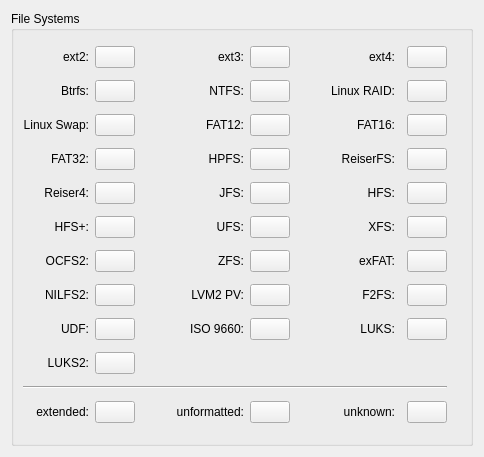
Above: src/config/configurepagefilesystemcolors.ui from KDE/partitionmanager before the change. Below: the same form after it.
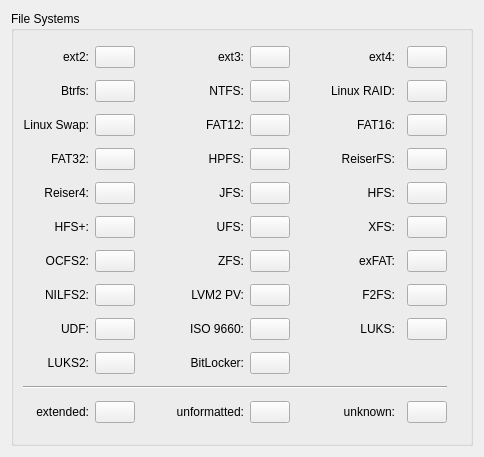
That is the form after the change. Custom widgets are drawn as their Qt base class.

Commit message: Add BitLocker support.

```diff
--- a/src/config/configurepagefilesystemcolors.ui
+++ b/src/config/configurepagefilesystemcolors.ui
@@ -709,6 +709,35 @@
       <item row="9" column="1">
        <widget class="KColorButton" name="kcfg_fileSystemColorCodeLuks2"/>
       </item>
+      <item row="9" column="2">
+       <spacer name="horizontalSpacer_19">
+        <property name="orientation">
+         <enum>Qt::Horizontal</enum>
+        </property>
+        <property name="sizeHint" stdset="0">
+         <size>
+          <width>43</width>
+          <height>17</height>
+         </size>
+        </property>
+       </spacer>
+      </item>
+      <item row="9" column="3">
+       <widget class="QLabel" name="textLabel_34">
+        <property name="text">
+         <string>BitLocker:</string>
+        </property>
+        <property name="alignment">
+         <set>Qt::AlignRight|Qt::AlignTrailing|Qt::AlignVCenter</set>
+        </property>
+        <property name="wordWrap">
+         <bool>false</bool>
+        </property>
+       </widget>
+      </item>
+      <item row="9" column="4">
+       <widget class="KColorButton" name="kcfg_fileSystemColorCodeBitLocker"/>
+      </item>
       <item row="10" column="0" colspan="9">
        <widget class="Line" name="line">
         <property name="orientation">
```
The commit also changes 1 other file.
